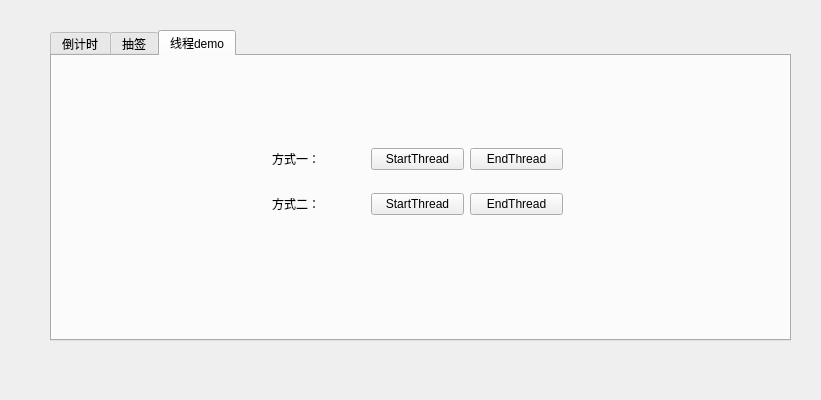
nhyilin/devNotes, file cpp/Qt/refactoring/src/mainwindow.ui: the form before one commit.
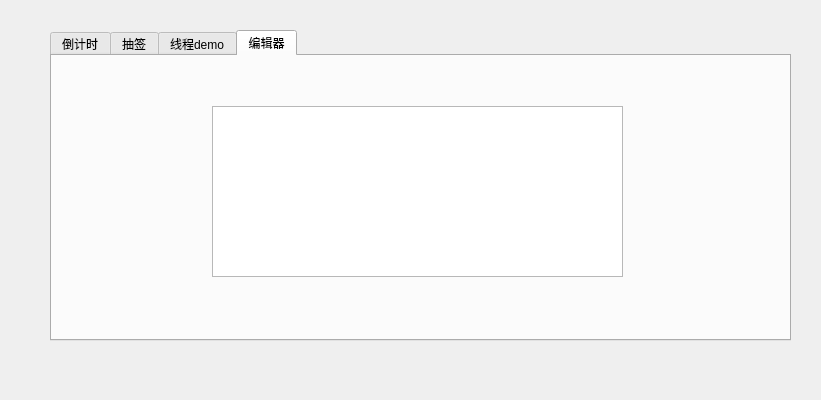
The form after the commit.

Patch:
```diff
--- a/cpp/Qt/refactoring/src/mainwindow.ui
+++ b/cpp/Qt/refactoring/src/mainwindow.ui
@@ -23,7 +23,7 @@
     </rect>
    </property>
    <property name="currentIndex">
-    <number>2</number>
+    <number>3</number>
    </property>
    <widget class="QWidget" name="tab">
     <attribute name="title">
@@ -369,7 +369,7 @@
     <attribute name="title">
      <string>线程demo</string>
     </attribute>
-    <widget class="QWidget" name="">
+    <widget class="QWidget" name="layoutWidget">
      <property name="geometry">
       <rect>
        <x>220</x>
@@ -432,6 +432,21 @@
      </layout>
     </widget>
    </widget>
+   <widget class="QWidget" name="editor_tab">
+    <attribute name="title">
+     <string>编辑器</string>
+    </attribute>
+    <widget class="QPlainTextEdit" name="plainTextEdit">
+     <property name="geometry">
+      <rect>
+       <x>160</x>
+       <y>50</y>
+       <width>411</width>
+       <height>171</height>
+      </rect>
+     </property>
+    </widget>
+   </widget>
   </widget>
  </widget>
  <resources/>
```
Left out of the diff: 2 changed lines with no effect on the pictures.
